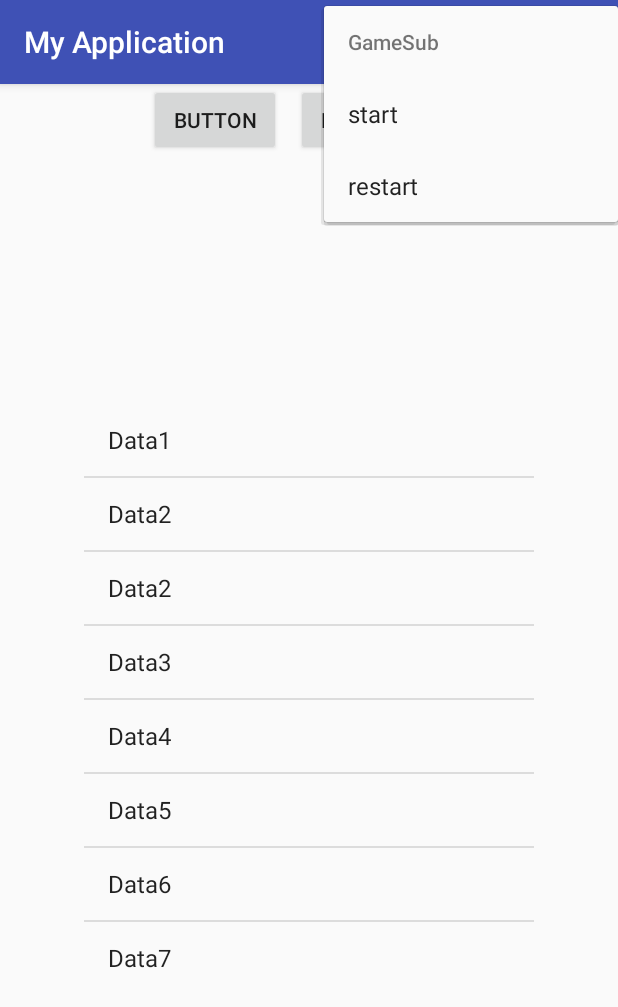
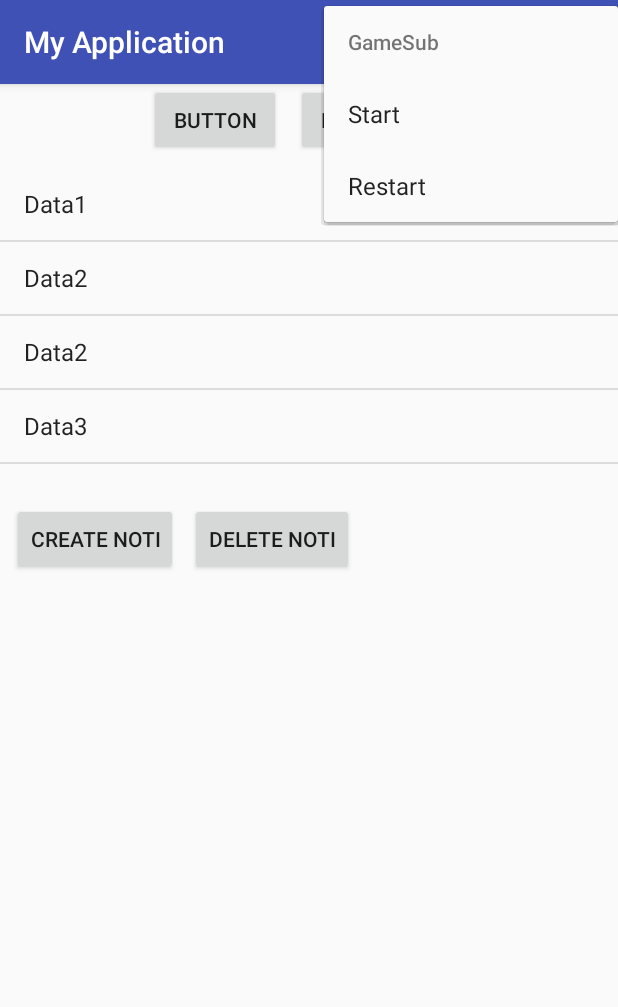
Before and after one commit to dokyoulee/android_examples, an Android app: the screen it shows after launch (MainActivity), in the options menu, after a tap on "GameSub", on a phone screen of 412 x 824 dp. Shown: the top 1007 px of the screen. Run offline under Robolectric (Android 15) with nearby library versions, the phone set to English and light mode, and no system bars.

Commit message:
Example notification and custom view

```diff
--- a/MyApplication/app/src/main/java/com/sai/example/myapplication/MainActivity.java
+++ b/MyApplication/app/src/main/java/com/sai/example/myapplication/MainActivity.java
@@ -1,31 +1,48 @@
 package com.sai.example.myapplication;
 
-import android.app.Dialog;
+import android.app.Notification;
+import android.app.NotificationManager;
+import android.app.PendingIntent;
+import android.content.Context;
+import android.content.Intent;
 import android.os.Bundle;
+import android.support.v4.app.NotificationCompat;
 import android.support.v7.app.AppCompatActivity;
 import android.view.ContextMenu;
+import android.view.Gravity;
 import android.view.Menu;
-import android.view.MenuInflater;
 import android.view.MenuItem;
 import android.view.SubMenu;
 import android.view.View;
+import android.view.ViewGroup;
 import android.widget.AdapterView;
 import android.widget.ArrayAdapter;
 import android.widget.Button;
 import android.widget.ImageView;
 import android.widget.ListView;
+import android.widget.RemoteViews;
 import android.widget.TextView;
 import android.widget.Toast;
 
 public class MainActivity extends AppCompatActivity implements View.OnClickListener {
-    final int MENU_NEW_GAME = 0;
-    final int MENU_QUIT = 1;
-    final int EDIT_ID = 2;
-    final int DELETE_ID = 3;
+    final int MENU_NEW_GAME = 100;
+    final int MENU_QUIT = MENU_NEW_GAME+1;
+    final int EDIT_ID = MENU_NEW_GAME+2;
+    final int DELETE_ID = MENU_NEW_GAME+3;
+    final int START_ID = MENU_NEW_GAME+4;
+    final int RESTART_ID = MENU_NEW_GAME+5;
+    final int QUIT_ID = MENU_NEW_GAME+6;
+    final int PENDING_ID = MENU_NEW_GAME+7;
 
     private Button btn_1;
     private Button btn_2;
+    private Button btn_3;
+    private Button btn_4;
+
     private Menu optionMenu;
+
+    private View cv;
+    private TextView cv_tv;
 
     static String data[] = {
             "Data1", "Data2", "Data2", "Data3",
@@ -39,11 +56,27 @@ public class MainActivity extends AppCompatActivity implements View.OnClickListe
 
         btn_1 = (Button) findViewById(R.id.button);
         btn_2 = (Button) findViewById(R.id.button2);
+        btn_3 = (Button) findViewById(R.id.button3);
+        btn_4 = (Button) findViewById(R.id.button4);
 
         btn_1.setOnClickListener(this);
         btn_2.setOnClickListener(this);
+        btn_3.setOnClickListener(this);
+        btn_4.setOnClickListener(this);
 
-        ArrayAdapter adapter = new ArrayAdapter(this, android.R.layout.simple_list_item_1, data);
+        cv = getLayoutInflater().inflate(R.layout.custom_toast_view,
+                (ViewGroup)findViewById(R.id.toast_layout_id));
+        ImageView iv = (ImageView)cv.findViewById(R.id.toast_image);
+        iv.setImageResource(R.drawable.ic_action_new);
+        cv_tv = (TextView)cv.findViewById(R.id.toast_text);
+        cv_tv.setText("");
+
+        Bundle extras = getIntent().getExtras();
+        if (extras != null) {
+            popupToast(extras.getCharSequence("data"));
+        }
+
+        ArrayAdapter<String> adapter = new ArrayAdapter<>(this, android.R.layout.simple_list_item_1, data);
         ListView lv = (ListView) findViewById(R.id.lvList);
         lv.setAdapter(adapter);
         registerForContextMenu(lv);
@@ -51,9 +84,40 @@ public class MainActivity extends AppCompatActivity implements View.OnClickListe
         lv.setOnItemClickListener(new AdapterView.OnItemClickListener() {
             @Override
             public void onItemClick(AdapterView<?> parent, View view, int position, long id) {
-                Toast.makeText(getApplicationContext(),"Item clicked", Toast.LENGTH_SHORT).show();
+                popupToast("Item clicked");
+                //Toast.makeText(getApplicationContext(),"Item clicked", Toast.LENGTH_SHORT).show();
             }
         });
+    }
+
+    void RegisterNotification(CharSequence msg) {
+        Intent notiIntent = new Intent(this, MainActivity.class);
+        notiIntent.putExtra("data", "return Text");
+        PendingIntent contentIntent = PendingIntent.getActivity(this, 0, notiIntent, PendingIntent.FLAG_UPDATE_CURRENT);
+
+        RemoteViews remoteViews = new RemoteViews(getApplicationContext().getPackageName(), R.layout.custom_toast_view);
+        remoteViews.setOnClickPendingIntent(R.id.toast_layout_id, contentIntent);
+        remoteViews.setTextViewText(R.id.toast_text, "RemoteView Text");
+        remoteViews.setImageViewResource(R.id.toast_image, R.drawable.ic_action_name);
+
+        NotificationCompat.Builder notiBuilder = new NotificationCompat.Builder(this)
+                .addAction(R.drawable.ic_action_new, "Action Button", contentIntent)
+                .setContentText(msg)
+                .setTicker("Test Notification")
+                .setContentTitle("Test Title")
+                .setSmallIcon(R.mipmap.ic_launcher)
+                .setAutoCancel(true)
+                .setWhen(System.currentTimeMillis())
+                .setDefaults(Notification.DEFAULT_ALL)
+                .setContent(remoteViews);
+
+        NotificationManager nm = (NotificationManager)getSystemService(Context.NOTIFICATION_SERVICE);
+        nm.notify(123, notiBuilder.build());
+    }
+
+    void UnregisterNotification(int id) {
+        NotificationManager nm = (NotificationManager)getSystemService(Context.NOTIFICATION_SERVICE);
+        nm.cancel(id);
     }
 
     @Override
@@ -62,6 +126,10 @@ public class MainActivity extends AppCompatActivity implements View.OnClickListe
             optionMenu.setGroupVisible(0, true);
         } else if (v == btn_2) {
             optionMenu.setGroupVisible(0, false);
+        } else if (v == btn_3) {
+            RegisterNotification("Test Notification");
+        } else if (v == btn_4) {
+            UnregisterNotification(123);
         }
     }
 
@@ -76,19 +144,28 @@ public class MainActivity extends AppCompatActivity implements View.OnClickListe
 
         menu.add(0, MENU_NEW_GAME, 0, "Game");
         menu.getItem(0).setIcon(R.drawable.ic_action_new);
-//        menu.getItem(0).setShowAsAction(MenuItem.SHOW_AS_ACTION_IF_ROOM);
+        menu.getItem(0).setShowAsAction(MenuItem.SHOW_AS_ACTION_IF_ROOM);
         menu.add(0, MENU_QUIT, 0, "Quit");
         menu.getItem(1).setIcon(R.drawable.ic_action_name);
-//        menu.getItem(1).setShowAsAction(MenuItem.SHOW_AS_ACTION_IF_ROOM);
+        menu.getItem(1).setShowAsAction(MenuItem.SHOW_AS_ACTION_IF_ROOM);
 
         SubMenu gameMenu = menu.addSubMenu("GameSub");
         SubMenu quitMenu = menu.addSubMenu("QuitSub");
-        gameMenu.add("start");
-        gameMenu.add("restart");
-        quitMenu.add("quit");
-        quitMenu.add("pending");
+        gameMenu.add(0, START_ID, 0, "Start");
+        gameMenu.add(0, RESTART_ID, 0, "Restart");
+        quitMenu.add(0, QUIT_ID, 0, "Quit");
+        quitMenu.add(0, PENDING_ID, 0, "Pending");
 
         return true;
+    }
+
+    public void popupToast(CharSequence text) {
+        cv_tv.setText(text);
+        Toast toast = new Toast(getApplicationContext());
+        toast.setGravity(Gravity.CENTER_VERTICAL|Gravity.CENTER_HORIZONTAL, 0, 0);
+        toast.setDuration(Toast.LENGTH_SHORT);
+        toast.setView(cv);
+        toast.show();
     }
 
     @Override
@@ -97,10 +174,28 @@ public class MainActivity extends AppCompatActivity implements View.OnClickListe
 
         switch (item.getItemId()) {
             case MENU_NEW_GAME:
-                Toast.makeText(this, "New", Toast.LENGTH_SHORT).show();
+                popupToast("New");
+                //Toast.makeText(this, "New", Toast.LENGTH_SHORT).show();
                 break;
             case MENU_QUIT:
-                Toast.makeText(this, "Quit", Toast.LENGTH_SHORT).show();
+                popupToast("Quit");
+                //Toast.makeText(this, "Quit", Toast.LENGTH_SHORT).show();
+                break;
+            case START_ID:
+                popupToast("Start");
+                //Toast.makeText(this, "Quit", Toast.LENGTH_SHORT).show();
+                break;
+            case RESTART_ID:
+                popupToast("Restart");
+                //Toast.makeText(this, "Quit", Toast.LENGTH_SHORT).show();
+                break;
+            case QUIT_ID:
+                popupToast("Quit");
+                //Toast.makeText(this, "Quit", Toast.LENGTH_SHORT).show();
+                break;
+            case PENDING_ID:
+                popupToast("Pending");
+                //Toast.makeText(this, "Quit", Toast.LENGTH_SHORT).show();
                 break;
         }
 
@@ -121,10 +216,12 @@ public class MainActivity extends AppCompatActivity implements View.OnClickListe
 
         switch(item.getItemId()) {
             case EDIT_ID:
-                Toast.makeText(this, "Edit", Toast.LENGTH_SHORT).show();
+                popupToast("Edit");
+                //Toast.makeText(this, "Edit", Toast.LENGTH_SHORT).show();
                 break;
             case DELETE_ID:
-                Toast.makeText(this, "Remove", Toast.LENGTH_SHORT).show();
+                popupToast("Remove");
+                //Toast.makeText(this, "Remove", Toast.LENGTH_SHORT).show();
                 break;
         }
 
--- a/MyApplication/app/src/main/res/layout/activity_main.xml
+++ b/MyApplication/app/src/main/res/layout/activity_main.xml
@@ -23,23 +23,40 @@
         android:layout_width="wrap_content"
         android:layout_height="wrap_content"
         android:text="Button"
-        android:layout_marginLeft="10dp"
         app:layout_constraintLeft_toRightOf="@+id/button"
         app:layout_constraintTop_toTopOf="@+id/button"
         android:layout_marginStart="10dp" />
 
     <ListView
         android:id="@+id/lvList"
-        android:layout_width="300dp"
-        android:layout_height="389dp"
-        android:layout_marginBottom="8dp"
+        android:layout_width="wrap_content"
+        android:layout_height="215dp"
         android:layout_marginEnd="8dp"
-        android:layout_marginRight="8dp"
+        android:layout_marginStart="8dp"
         android:layout_marginTop="8dp"
-        app:layout_constraintBottom_toBottomOf="parent"
+        app:layout_constraintHorizontal_bias="0.5"
+        app:layout_constraintLeft_toLeftOf="parent"
         app:layout_constraintRight_toRightOf="parent"
         app:layout_constraintTop_toBottomOf="@+id/button"
-        app:layout_constraintVertical_bias="0.5"
-        android:layout_marginLeft="8dp"
-        app:layout_constraintLeft_toLeftOf="parent" />
+        tools:layout_editor_absoluteX="39dp" />
+
+    <Button
+        android:id="@+id/button3"
+        android:layout_width="wrap_content"
+        android:layout_height="wrap_content"
+        android:layout_marginStart="8dp"
+        android:layout_marginTop="8dp"
+        android:text="Create Noti"
+        app:layout_constraintLeft_toLeftOf="parent"
+        app:layout_constraintTop_toBottomOf="@+id/lvList" />
+
+    <Button
+        android:id="@+id/button4"
+        android:layout_width="wrap_content"
+        android:layout_height="wrap_content"
+        android:layout_marginStart="8dp"
+        android:layout_marginTop="8dp"
+        android:text="Delete Noti"
+        app:layout_constraintLeft_toRightOf="@+id/button3"
+        app:layout_constraintTop_toBottomOf="@+id/lvList" />
 </android.support.constraint.ConstraintLayout>
```
Also changed, not shown: MyApplication/app/src/main/res/layout/custom_toast_view.xml (renamed from MyApplication/app/src/main/res/layout/custom_layout.xml, +12 -5 lines).
